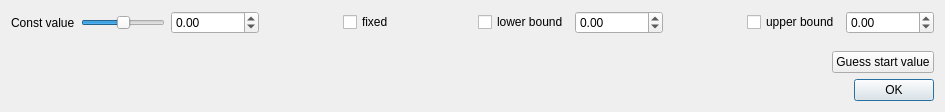
The window that pensant/ui/constantModelFitParameters.ui (syncope/pensant) describes before a commit, drawn with Qt 5.
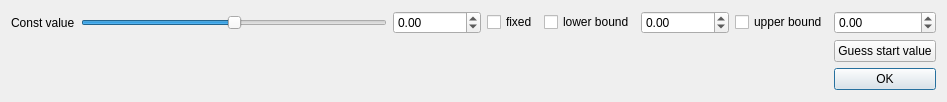
The same window after the commit.

Commit message: + first part: ui/designer for issue #6 #7 #8 and #9 : sliders more sensitive plus grid layout

```diff
--- a/pensant/ui/constantModelFitParameters.ui
+++ b/pensant/ui/constantModelFitParameters.ui
@@ -6,38 +6,70 @@
    <rect>
     <x>0</x>
     <y>0</y>
-    <width>945</width>
-    <height>112</height>
+    <width>947</width>
+    <height>102</height>
    </rect>
   </property>
   <property name="windowTitle">
    <string>ConstantModelFitParameters</string>
   </property>
+  <layout class="QGridLayout" name="gridLayout_2">
+   <item row="0" column="0">
   <layout class="QGridLayout" name="gridLayout">
+     <item row="0" column="3">
+      <widget class="QCheckBox" name="constFixedCB">
+       <property name="text">
+        <string>fixed</string>
+       </property>
+      </widget>
+     </item>
    <item row="0" column="0">
-    <layout class="QVBoxLayout" name="verticalLayout">
-     <item>
-      <layout class="QHBoxLayout" name="horizontalLayout">
-       <item>
         <widget class="QLabel" name="label_2">
          <property name="text">
           <string>Const value</string>
          </property>
         </widget>
        </item>
-       <item>
+     <item row="0" column="5">
+      <widget class="QDoubleSpinBox" name="constLBValue">
+       <property name="minimum">
+        <double>-1000000000.000000000000000</double>
+       </property>
+       <property name="maximum">
+        <double>1000000000.000000000000000</double>
+       </property>
+      </widget>
+     </item>
+     <item row="0" column="2">
+      <widget class="QDoubleSpinBox" name="constValue">
+       <property name="minimum">
+        <double>-1000000000.000000000000000</double>
+       </property>
+       <property name="maximum">
+        <double>1000000000.000000000000000</double>
+       </property>
+      </widget>
+     </item>
+     <item row="0" column="6">
+      <widget class="QCheckBox" name="useUBConst">
+       <property name="text">
+        <string>upper bound</string>
+       </property>
+      </widget>
+     </item>
+     <item row="0" column="1">
         <widget class="QSlider" name="constSlider">
          <property name="maximum">
-          <number>50</number>
+        <number>100</number>
          </property>
          <property name="pageStep">
           <number>5</number>
          </property>
          <property name="value">
-          <number>25</number>
+        <number>50</number>
          </property>
          <property name="sliderPosition">
-          <number>25</number>
+        <number>50</number>
          </property>
          <property name="orientation">
           <enum>Qt::Horizontal</enum>
@@ -47,87 +79,7 @@
          </property>
         </widget>
        </item>
-       <item>
-        <widget class="QDoubleSpinBox" name="constValue">
-         <property name="minimum">
-          <double>-1000000000.000000000000000</double>
-         </property>
-         <property name="maximum">
-          <double>1000000000.000000000000000</double>
-         </property>
-        </widget>
-       </item>
-       <item>
-        <spacer name="horizontalSpacer">
-         <property name="orientation">
-          <enum>Qt::Horizontal</enum>
-         </property>
-         <property name="sizeHint" stdset="0">
-          <size>
-           <width>40</width>
-           <height>20</height>
-          </size>
-         </property>
-        </spacer>
-       </item>
-       <item>
-        <widget class="QCheckBox" name="constFixedCB">
-         <property name="text">
-          <string>fixed</string>
-         </property>
-        </widget>
-       </item>
-       <item>
-        <spacer name="horizontalSpacer_2">
-         <property name="orientation">
-          <enum>Qt::Horizontal</enum>
-         </property>
-         <property name="sizeHint" stdset="0">
-          <size>
-           <width>40</width>
-           <height>20</height>
-          </size>
-         </property>
-        </spacer>
-       </item>
-       <item>
-        <widget class="QCheckBox" name="useLBConst">
-         <property name="text">
-          <string>lower bound</string>
-         </property>
-        </widget>
-       </item>
-       <item>
-        <widget class="QDoubleSpinBox" name="constLBValue">
-         <property name="minimum">
-          <double>-1000000000.000000000000000</double>
-         </property>
-         <property name="maximum">
-          <double>1000000000.000000000000000</double>
-         </property>
-        </widget>
-       </item>
-       <item>
-        <spacer name="horizontalSpacer_3">
-         <property name="orientation">
-          <enum>Qt::Horizontal</enum>
-         </property>
-         <property name="sizeHint" stdset="0">
-          <size>
-           <width>40</width>
-           <height>20</height>
-          </size>
-         </property>
-        </spacer>
-       </item>
-       <item>
-        <widget class="QCheckBox" name="useUBConst">
-         <property name="text">
-          <string>upper bound</string>
-         </property>
-        </widget>
-       </item>
-       <item>
+     <item row="0" column="7">
         <widget class="QDoubleSpinBox" name="constUBValue">
          <property name="minimum">
           <double>-1000000000.000000000000000</double>
@@ -137,61 +89,21 @@
          </property>
         </widget>
        </item>
-      </layout>
-     </item>
-     <item>
-      <spacer name="verticalSpacer">
-       <property name="orientation">
-        <enum>Qt::Vertical</enum>
-       </property>
-       <property name="sizeHint" stdset="0">
-        <size>
-         <width>20</width>
-         <height>40</height>
-        </size>
-       </property>
-      </spacer>
-     </item>
-     <item>
-      <layout class="QHBoxLayout" name="horizontalLayout_2">
-       <item>
-        <spacer name="horizontalSpacer_10">
-         <property name="orientation">
-          <enum>Qt::Horizontal</enum>
-         </property>
-         <property name="sizeHint" stdset="0">
-          <size>
-           <width>40</width>
-           <height>20</height>
-          </size>
-         </property>
-        </spacer>
-       </item>
-       <item>
+     <item row="1" column="7">
         <widget class="QPushButton" name="guessStartValuesBtn">
          <property name="text">
           <string>Guess start value</string>
          </property>
         </widget>
        </item>
-      </layout>
-     </item>
-     <item>
-      <layout class="QHBoxLayout" name="horizontalLayout_3">
-       <item>
-        <spacer name="horizontalSpacer_11">
-         <property name="orientation">
-          <enum>Qt::Horizontal</enum>
-         </property>
-         <property name="sizeHint" stdset="0">
-          <size>
-           <width>40</width>
-           <height>20</height>
-          </size>
-         </property>
-        </spacer>
-       </item>
-       <item>
+     <item row="0" column="4">
+      <widget class="QCheckBox" name="useLBConst">
+       <property name="text">
+        <string>lower bound</string>
+       </property>
+      </widget>
+     </item>
+     <item row="2" column="7">
         <widget class="QPushButton" name="configDonePushBtn">
          <property name="text">
           <string>OK</string>
@@ -200,8 +112,6 @@
           <bool>true</bool>
          </property>
         </widget>
-       </item>
-      </layout>
      </item>
     </layout>
    </item>
```
Lines whose indentation alone changed are shown as unchanged. The commit also changes 3 other files.
